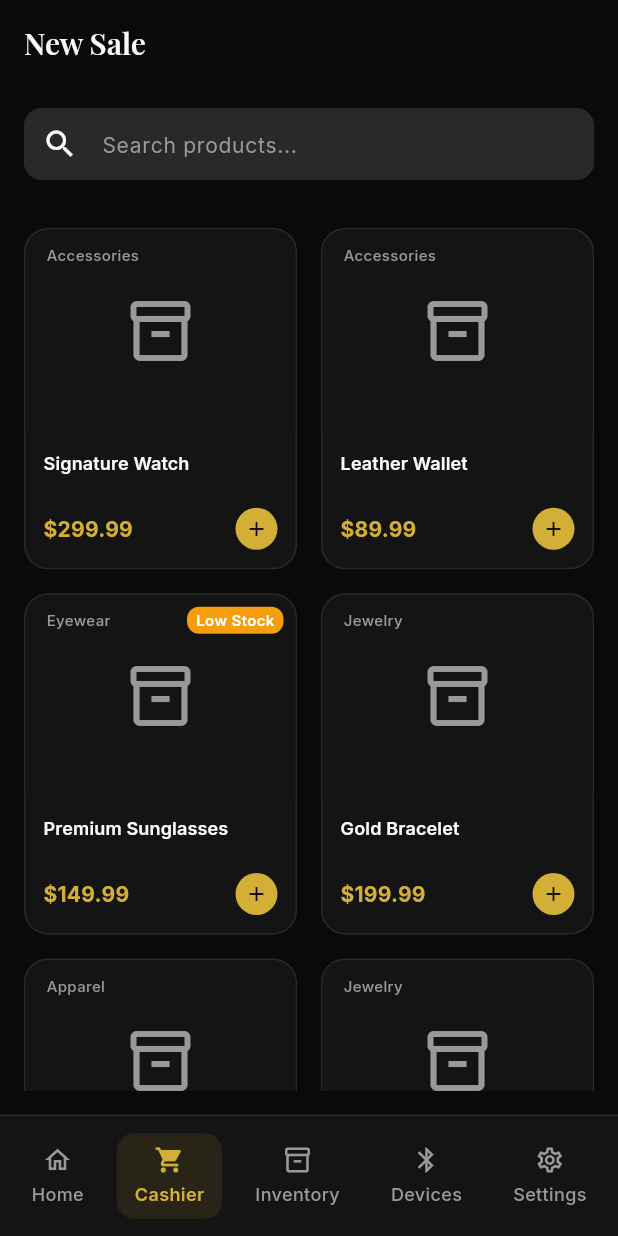
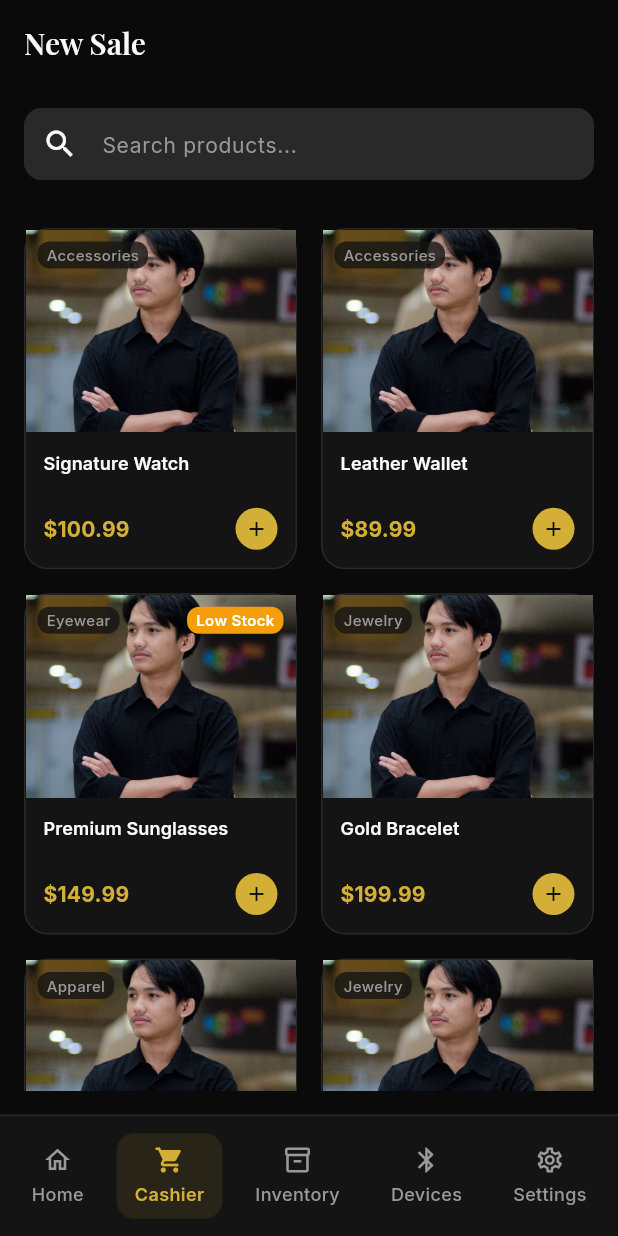
Before and after one commit to Tea-Cup-Playgrounds/GGStoreCashier, a Flutter app: the CashierPage screen opened by its route, on a phone screen of 412 x 824 dp. Run offline on Flutter 3.47's test engine with Material 3 defaults, Android fonts, the light colour scheme and no system bars; our stand-ins replace flutter_riverpod, go_router, google_fonts.

Commit message:
Nambahin Assets product

```diff
--- a/app/lib/core/router/app_router.dart
+++ b/app/lib/core/router/app_router.dart
@@ -1,5 +1,5 @@
-// import 'package:flutter/material.dart';
 import 'package:flutter/material.dart';
+import 'package:gg_store_cashier/features/inventory/presentation/pages/inventory_add_item_page.dart';
 import 'package:gg_store_cashier/shared/layout/scaffold_with_bottom_navbar.dart';
 import 'package:go_router/go_router.dart';
 import '../../features/auth/presentation/pages/login_page.dart';
@@ -15,7 +15,8 @@ mixin AppRouter {
   static const String home = '/home';
   static const String cashier = '/cashier';
   static const String inventory = '/inventory';
-  static const String inventoryDetail = '/inventory/:id';
+  static const String inventoryDetail = '/inventory/detail/:id';
+  static const String inventoryAddItem = '/inventory/add';
   static const String devices = '/devices';
   static const String settings = '/settings';
 
@@ -43,6 +44,11 @@ mixin AppRouter {
           final id = state.pathParameters['id']!;
           return InventoryDetailPage(productId: id);
         },
+      ),
+      GoRoute(
+        path: inventoryAddItem,
+        name: 'inventoryAddItem',
+        builder: (context, state) => const InventoryAddItemPage(),
       ),
       // HALAMAN YANG BUTUH LAYOUT SCAFFOLD + BOTTOM NAV TARUH DI SINI
       StatefulShellRoute.indexedStack(
--- a/app/lib/features/cashier/presentation/pages/cashier_page.dart
+++ b/app/lib/features/cashier/presentation/pages/cashier_page.dart
@@ -34,10 +34,11 @@ class _CashierPageState extends State<CashierPage> with TickerProviderStateMixin
     Product(
       id: '1',
       name: 'Signature Watch',
-      sellPrice: 299.99,
+      sellPrice: 100.99,
       costPrice: 200.00,
       stock: 15,
       category: 'Accessories',
+      image: '',
       createdAt: DateTime.now(),
       updatedAt: DateTime.now(),
     ),
@@ -48,6 +49,7 @@ class _CashierPageState extends State<CashierPage> with TickerProviderStateMixin
       costPrice: 60.00,
       stock: 28,
       category: 'Accessories',
+      image: '',
       createdAt: DateTime.now(),
       updatedAt: DateTime.now(),
     ),
@@ -58,6 +60,7 @@ class _CashierPageState extends State<CashierPage> with TickerProviderStateMixin
       costPrice: 100.00,
       stock: 4,
       category: 'Eyewear',
+      image: '',
       createdAt: DateTime.now(),
       updatedAt: DateTime.now(),
     ),
@@ -68,6 +71,7 @@ class _CashierPageState extends State<CashierPage> with TickerProviderStateMixin
       costPrice: 150.00,
       stock: 12,
       category: 'Jewelry',
+      image: '',
       createdAt: DateTime.now(),
       updatedAt: DateTime.now(),
     ),
@@ -78,6 +82,7 @@ class _CashierPageState extends State<CashierPage> with TickerProviderStateMixin
       costPrice: 50.00,
       stock: 22,
       category: 'Apparel',
+      image: '',
       createdAt: DateTime.now(),
       updatedAt: DateTime.now(),
     ),
@@ -88,6 +93,7 @@ class _CashierPageState extends State<CashierPage> with TickerProviderStateMixin
       costPrice: 300.00,
       stock: 8,
       category: 'Jewelry',
+      image: '',
       createdAt: DateTime.now(),
       updatedAt: DateTime.now(),
     ),
--- a/app/lib/features/cashier/presentation/widgets/product_card.dart
+++ b/app/lib/features/cashier/presentation/widgets/product_card.dart
@@ -37,13 +37,11 @@ class ProductCard extends StatelessWidget {
               ),
               child: Stack(
                 children: [
-                  // Placeholder for product image
-                  const Center(
-                    child: Icon(
-                      Icons.inventory_2_outlined,
-                      size: 48,
-                      color: AppTheme.mutedForeground,
-                    ),
+                  Image.asset(
+                    'assets/products/example.jpg',
+                    width: 500,
+                    height: 500,
+                    fit: BoxFit.cover,
                   ),
 
                   // Stock status badge
@@ -52,7 +50,8 @@ class ProductCard extends StatelessWidget {
                       top: 8,
                       right: 8,
                       child: Container(
-                        padding: const EdgeInsets.symmetric(horizontal: 6, vertical: 2),
+                        padding: const EdgeInsets.symmetric(
+                            horizontal: 6, vertical: 2),
                         decoration: BoxDecoration(
                           color: product.isOutOfStock
                               ? AppTheme.destructive
@@ -76,7 +75,8 @@ class ProductCard extends StatelessWidget {
                       top: 8,
                       left: 8,
                       child: Container(
-                        padding: const EdgeInsets.symmetric(horizontal: 6, vertical: 2),
+                        padding: const EdgeInsets.symmetric(
+                            horizontal: 6, vertical: 2),
                         decoration: BoxDecoration(
                           color: AppTheme.card.withOpacity(0.8),
                           borderRadius: BorderRadius.circular(8),
@@ -107,8 +107,8 @@ class ProductCard extends StatelessWidget {
                   Text(
                     product.name,
                     style: Theme.of(context).textTheme.titleSmall?.copyWith(
-                      fontWeight: FontWeight.w600,
-                    ),
+                          fontWeight: FontWeight.w600,
+                        ),
                     maxLines: 2,
                     overflow: TextOverflow.ellipsis,
                   ),
@@ -116,11 +116,16 @@ class ProductCard extends StatelessWidget {
                   Row(
                     mainAxisAlignment: MainAxisAlignment.spaceBetween,
                     children: [
-                      Text(
-                        '\$${product.sellPrice.toStringAsFixed(2)}',
-                        style: Theme.of(context).textTheme.titleMedium?.copyWith(
-                          color: AppTheme.gold,
-                          fontWeight: FontWeight.bold,
+                      SizedBox(
+                        width: 120,
+                        child: Text(
+                          '\$${product.sellPrice.toStringAsFixed(2)}',
+                          overflow: TextOverflow.ellipsis,
+                          style:
+                              Theme.of(context).textTheme.titleMedium?.copyWith(
+                                    color: AppTheme.gold,
+                                    fontWeight: FontWeight.bold,
+                                  ),
                         ),
                       ),
                       GestureDetector(
--- a/app/pubspec.yaml
+++ b/app/pubspec.yaml
@@ -56,4 +56,4 @@ flutter:
   assets:
     - assets/images/
     # - assets/icons/
-    # - assets/products/
+    - assets/products/
```
Also changed, not shown: app/lib/features/inventory/presentation/models/product_form_model.dart (added, +8 -0 lines), app/lib/features/inventory/presentation/pages/inventory_add_item_page.dart (added, +37 -0 lines), app/lib/features/inventory/presentation/pages/inventory_page.dart (+3 -10 lines), app/assets/products/example.jpg (added).
